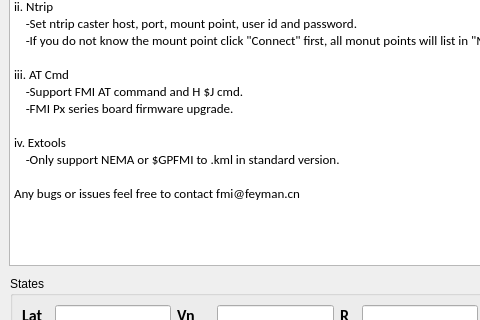
linlintaotao/trident3.0, file gui/form.ui: the form before one commit; both pictures show x 0 to 480 and y 134 to 454 of the 930 by 581 pixel window.
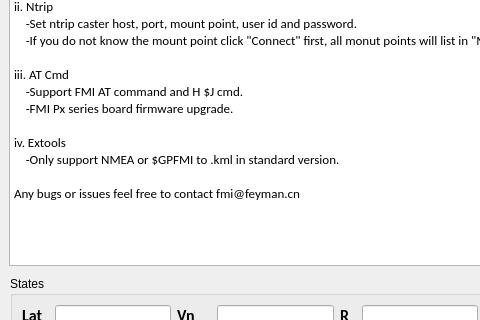
The form after the commit.

Commit message: 0707 - fix bug with diconnect serial

```diff
--- a/gui/form.ui
+++ b/gui/form.ui
@@ -60,7 +60,7 @@
 &lt;p style=&quot; margin-top:0px; margin-bottom:0px; margin-left:0px; margin-right:0px; -qt-block-indent:0; text-indent:0px;&quot;&gt;    -FMI Px series board firmware upgrade.&lt;/p&gt;
 &lt;p style=&quot;-qt-paragraph-type:empty; margin-top:0px; margin-bottom:0px; margin-left:0px; margin-right:0px; -qt-block-indent:0; text-indent:0px;&quot;&gt;&lt;br /&gt;&lt;/p&gt;
 &lt;p style=&quot; margin-top:0px; margin-bottom:0px; margin-left:0px; margin-right:0px; -qt-block-indent:0; text-indent:0px;&quot;&gt;iv. Extools&lt;/p&gt;
-&lt;p style=&quot; margin-top:0px; margin-bottom:0px; margin-left:0px; margin-right:0px; -qt-block-indent:0; text-indent:0px;&quot;&gt;    -Only support NEMA or $GPFMI to .kml in standard version.&lt;/p&gt;
+&lt;p style=&quot; margin-top:0px; margin-bottom:0px; margin-left:0px; margin-right:0px; -qt-block-indent:0; text-indent:0px;&quot;&gt;    -Only support NMEA or $GPFMI to .kml in standard version.&lt;/p&gt;
 &lt;p style=&quot;-qt-paragraph-type:empty; margin-top:0px; margin-bottom:0px; margin-left:0px; margin-right:0px; -qt-block-indent:0; text-indent:0px;&quot;&gt;&lt;br /&gt;&lt;/p&gt;
 &lt;p style=&quot; margin-top:0px; margin-bottom:0px; margin-left:0px; margin-right:0px; -qt-block-indent:0; text-indent:0px;&quot;&gt;Any bugs or issues feel free to contact fmi@feyman.cn&lt;/p&gt;&lt;/body&gt;&lt;/html&gt;</string>
    </property>
```
